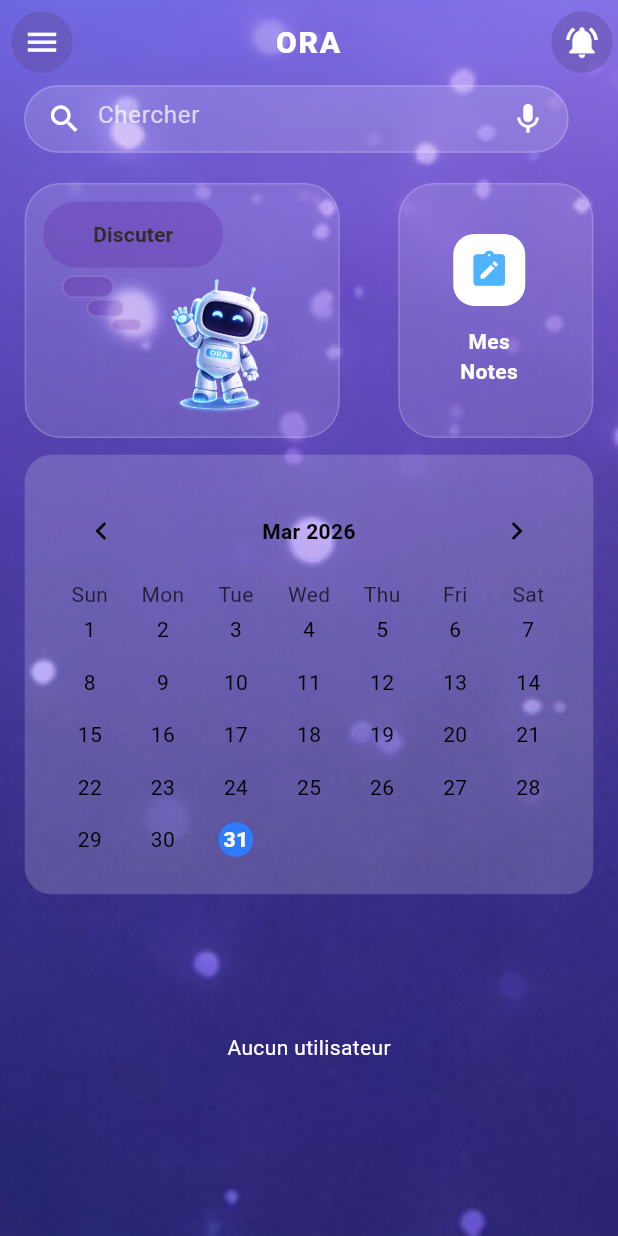
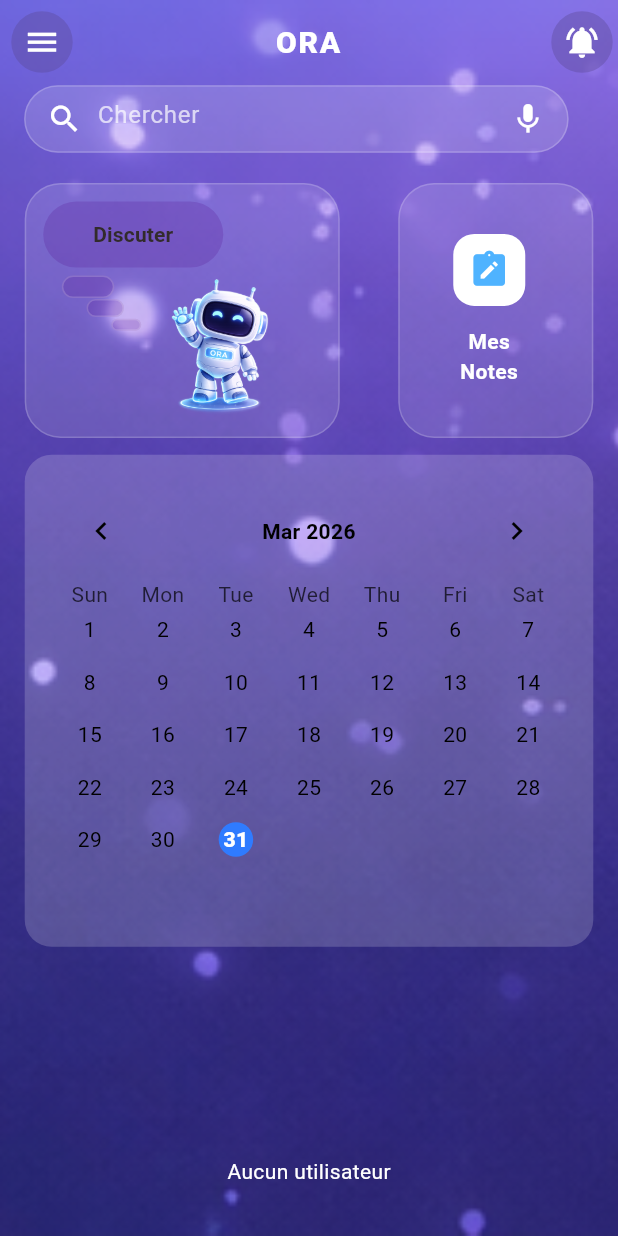
Before and after one commit to lina376/flutter_pfe, a Flutter app: the screen it shows after launch, on a phone screen of 412 x 824 dp. Run offline on Flutter 3.47's test engine with Material 3 defaults, Android fonts, the phone set to English and light mode, and no system bars; drawn by our look-alikes of table_calendar; our stand-ins replace cloud_firestore, file_picker, firebase_auth, firebase_core; accounts and stored records are empty; Roboto replaces fonts that are missing (Jomhuria).

Commit message:
firebase historique

```diff
--- a/lib/screens/principal.dart
+++ b/lib/screens/principal.dart
@@ -632,6 +632,7 @@ class _principalState extends State<principal> {
                               borderRadius: BorderRadius.circular(18),
                             ),
                             child: TableCalendar(
+                              sixWeekMonthsEnforced: true,
                               rowHeight: 35,
                               firstDay: DateTime.utc(2016, 1, 1),
                               lastDay: DateTime.utc(2036, 12, 31),
@@ -711,9 +712,9 @@ class _principalState extends State<principal> {
                         //historique
                         left: MediaQuery.of(context).size.height * 0.01,
                         right: MediaQuery.of(context).size.height * 0.01,
-                        bottom: MediaQuery.of(context).size.height * 0.12,
+                        bottom: MediaQuery.of(context).size.height * -0.08,
                         child: SizedBox(
-                          height: 165,
+                          height: MediaQuery.of(context).size.height * 0.4,
                           child: sectionHistorique(),
                         ),
                       ),
```
Also changed, not shown: lib/screens/chat.dart (+7 -37 lines).
